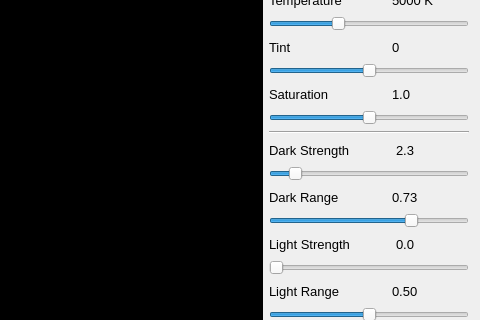
Qt form platform/qt/MainWindow.ui (ilia3101/MLV-App) before a commit; both pictures show x 717 to 1197 and y 144 to 464 of the 1197 by 792 pixel window.
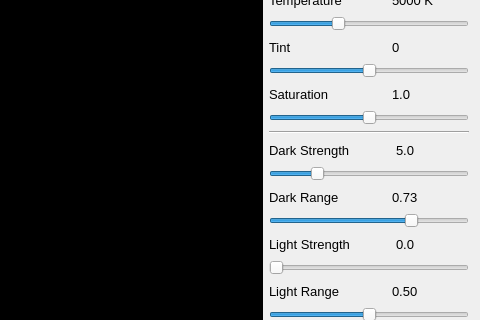
The same form after that commit. Icons and pictures are not drawn.

Commit message: QtApp: Fixed DS slider in UI

What changed in the file:
```diff
--- a/platform/qt/MainWindow.ui
+++ b/platform/qt/MainWindow.ui
@@ -440,7 +440,7 @@
            <enum>Qt::RightToLeft</enum>
           </property>
           <property name="text">
-           <string>2.3</string>
+           <string>5.0</string>
           </property>
          </widget>
         </item>
@@ -470,7 +470,7 @@
          <number>225</number>
         </property>
         <property name="value">
-         <number>23</number>
+         <number>50</number>
         </property>
         <property name="orientation">
          <enum>Qt::Horizontal</enum>
```
